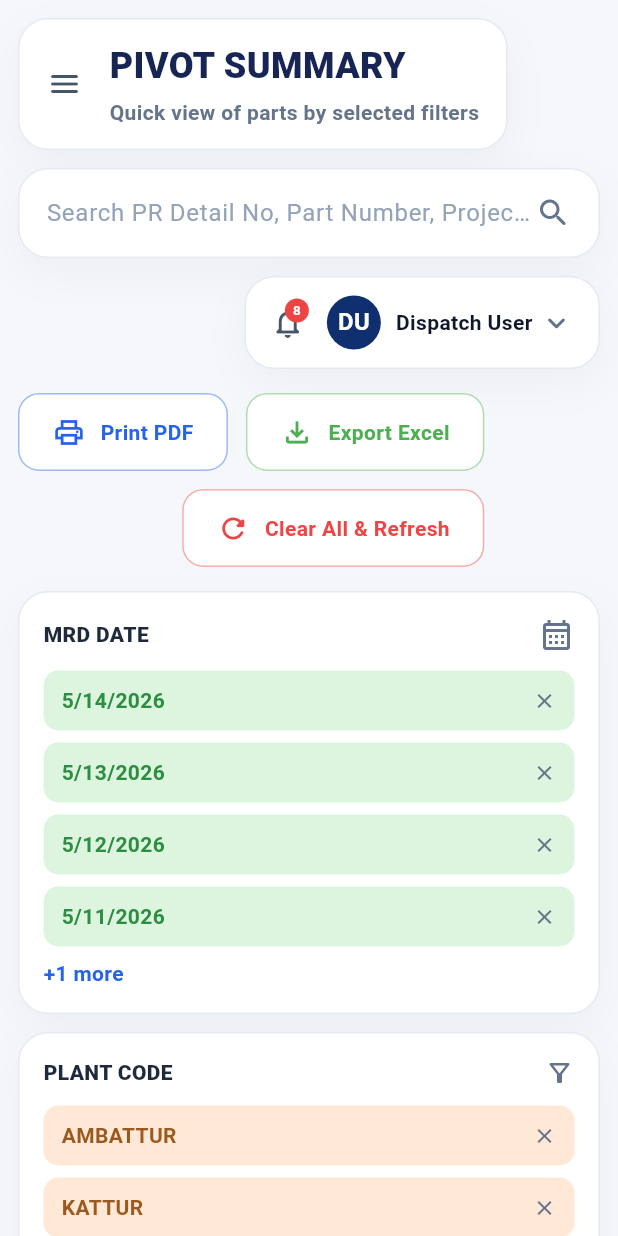
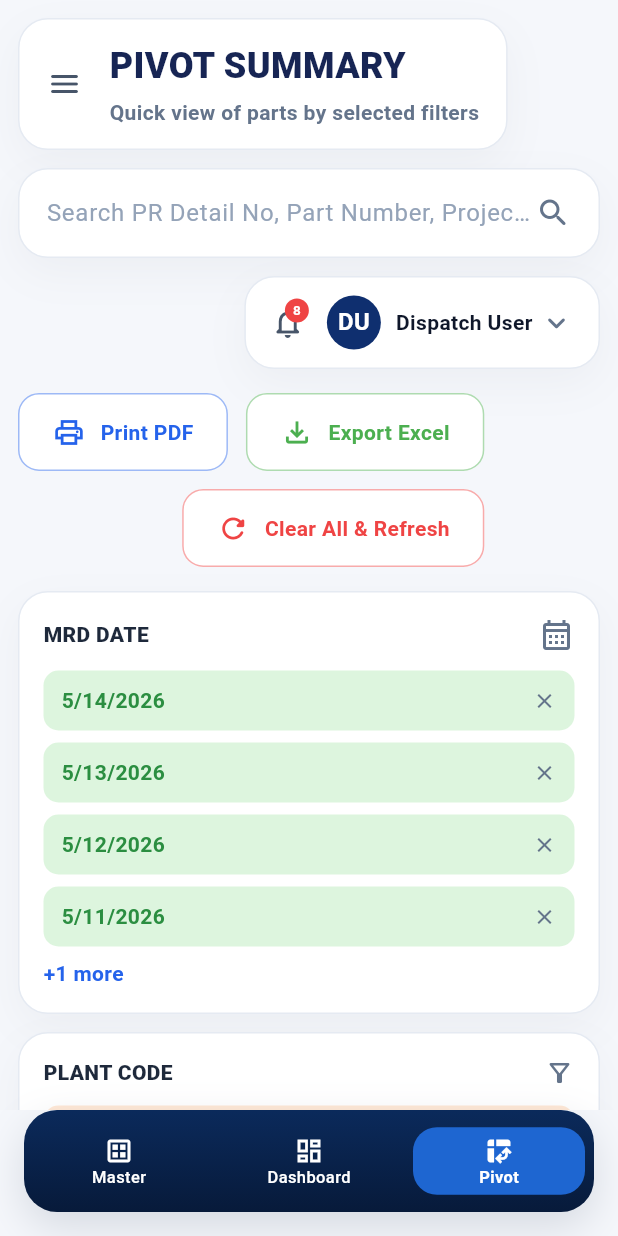
Before and after one commit to Naveen3012-ux/excelgenautomationdevo-public, a Flutter app: the PivotEngine screen opened directly, on a phone screen of 412 x 824 dp. Run offline on Flutter 3.47's test engine with Material 3 defaults, Android fonts, the phone set to English and light mode, and no system bars; our stand-ins replace supabase_flutter; accounts and stored records are empty.

Commit message:
Unify dispatcher flow navigation shell

```diff
--- a/lib/screens/common/master_data.dart
+++ b/lib/screens/common/master_data.dart
@@ -1,3 +1,6 @@
+import 'package:excelgenautomationdevo/screens/dashboard/dispatcher_dashboard.dart';
+import 'package:excelgenautomationdevo/screens/dispatcher_flow/dispatcher_shell.dart';
+import 'package:excelgenautomationdevo/screens/dispatcher_flow/pivot_engine.dart';
 import 'package:flutter/material.dart';
 
 class MasterData extends StatefulWidget {
@@ -203,20 +206,15 @@ class _MasterDataState extends State<MasterData> {
 
   @override
   Widget build(BuildContext context) {
-    return Scaffold(
-      backgroundColor: const Color(0xFFF4F7FB),
-      body: SafeArea(
-        child: LayoutBuilder(
+    return DispatcherScaffold(
+      currentItem: DispatcherNavItem.master,
+      onItemSelected: (item) => _handleNavigation(context, item),
+      body: LayoutBuilder(
         builder: (context, constraints) {
           final isWide = constraints.maxWidth >= 1280;
           final isMedium = constraints.maxWidth >= 900;
 
-            return Row(
-              crossAxisAlignment: CrossAxisAlignment.start,
-              children: [
-                if (isWide) const _MasterSidebar(),
-                Expanded(
-                  child: SingleChildScrollView(
+          return SingleChildScrollView(
             padding: EdgeInsets.all(isWide ? 18 : 12),
             child: Center(
               child: ConstrainedBox(
@@ -251,17 +249,26 @@ class _MasterDataState extends State<MasterData> {
                 ),
               ),
             ),
-                  ),
-                ),
-              ],
           );
         },
       ),
-      ),
     );
+  }
+
+  void _handleNavigation(BuildContext context, DispatcherNavItem item) {
+    if (item == DispatcherNavItem.master) return;
+
+    final page = switch (item) {
+      DispatcherNavItem.master => const MasterData(),
+      DispatcherNavItem.dashboard => const DispatcherDashboard(),
+      DispatcherNavItem.pivot => const PivotEngine(),
+    };
+
+    navigateWithDispatcherTransition(context, page);
   }
 }
 
+// ignore: unused_element
 class _MasterSidebar extends StatelessWidget {
   const _MasterSidebar();
 
--- a/lib/screens/dispatcher_flow/dispatch_update.dart
+++ b/lib/screens/dispatcher_flow/dispatch_update.dart
@@ -1,16 +1,33 @@
 // Generated by UI Builder
 // ui_builder:editable=true
+import 'package:excelgenautomationdevo/screens/common/master_data.dart';
+import 'package:excelgenautomationdevo/screens/dashboard/dispatcher_dashboard.dart';
 import 'package:flutter/material.dart';
+
+import 'dispatcher_shell.dart';
+import 'pivot_engine.dart';
 
 class DispatchUpdate extends StatelessWidget {
   const DispatchUpdate({super.key});
 
   @override
   Widget build(BuildContext context) {
-    return const Scaffold(
-      body: Center(
+    return DispatcherScaffold(
+      currentItem: DispatcherNavItem.dashboard,
+      onItemSelected: (item) => _handleNavigation(context, item),
+      body: const Center(
         child: Text('dispatch_update.dart'),
       ),
     );
   }
+
+  void _handleNavigation(BuildContext context, DispatcherNavItem item) {
+    final page = switch (item) {
+      DispatcherNavItem.master => const MasterData(),
+      DispatcherNavItem.dashboard => const DispatcherDashboard(),
+      DispatcherNavItem.pivot => const PivotEngine(),
+    };
+
+    navigateWithDispatcherTransition(context, page);
+  }
 }
--- /dev/null
+++ b/lib/screens/dispatcher_flow/dispatcher_shell.dart
@@ -0,0 +1,182 @@
+import 'package:flutter/material.dart';
+
+enum DispatcherNavItem { master, dashboard, pivot }
+
+void navigateWithDispatcherTransition(
+  BuildContext context,
+  Widget page,
+) {
+  Navigator.of(context).pushReplacement(
+    PageRouteBuilder<void>(
+      pageBuilder: (context, animation, secondaryAnimation) => page,
+      transitionDuration: const Duration(milliseconds: 180),
+      reverseTransitionDuration: const Duration(milliseconds: 160),
+      transitionsBuilder: (context, animation, secondaryAnimation, child) {
+        final curvedAnimation = CurvedAnimation(
+          parent: animation,
+          curve: Curves.easeOut,
+          reverseCurve: Curves.easeIn,
+        );
+
+        return FadeTransition(
+          opacity: Tween<double>(begin: 0.96, end: 1).animate(curvedAnimation),
+          child: child,
+        );
+      },
+    ),
+  );
+}
+
+class DispatcherScaffold extends StatelessWidget {
+  const DispatcherScaffold({
+    super.key,
+    required this.body,
+    required this.currentItem,
+    required this.onItemSelected,
+    this.backgroundColor = const Color(0xFFF4F7FB),
+  });
+
+  final Widget body;
+  final DispatcherNavItem currentItem;
+  final ValueChanged<DispatcherNavItem> onItemSelected;
+  final Color backgroundColor;
+
+  @override
+  Widget build(BuildContext context) {
+    return Scaffold(
+      backgroundColor: backgroundColor,
+      body: SafeArea(child: body),
+      bottomNavigationBar: DispatcherBottomNavigation(
+        currentItem: currentItem,
+        onItemSelected: onItemSelected,
+      ),
+    );
+  }
+}
+
+class DispatcherBottomNavigation extends StatelessWidget {
+  const DispatcherBottomNavigation({
+    super.key,
+    required this.currentItem,
+    required this.onItemSelected,
+  });
+
+  final DispatcherNavItem currentItem;
+  final ValueChanged<DispatcherNavItem> onItemSelected;
+
+  @override
+  Widget build(BuildContext context) {
+    final screenWidth = MediaQuery.sizeOf(context).width;
+    final navWidth = screenWidth > 720 ? 420.0 : screenWidth - 32;
+    final bottomInset = MediaQuery.paddingOf(context).bottom;
+
+    return SizedBox(
+      height: 84 + bottomInset,
+      child: Padding(
+        padding: EdgeInsets.fromLTRB(16, 0, 16, 16 + bottomInset),
+        child: Align(
+          alignment: Alignment.bottomCenter,
+          child: SizedBox(
+            width: navWidth,
+            height: 68,
+            child: DecoratedBox(
+              decoration: BoxDecoration(
+                gradient: const LinearGradient(
+                  begin: Alignment.topCenter,
+                  end: Alignment.bottomCenter,
+                  colors: [Color(0xFF0B2A5B), Color(0xFF071A3A)],
+                ),
+                borderRadius: BorderRadius.circular(22),
+                boxShadow: const [
+                  BoxShadow(
+                    color: Color(0x22071A3A),
+                    blurRadius: 24,
+                    offset: Offset(0, 10),
+                  ),
+                ],
+              ),
+              child: Row(
+                children: [
+                  Expanded(
+                    child: _DispatcherNavButton(
+                      icon: Icons.dataset_outlined,
+                      label: 'Master',
+                      selected: currentItem == DispatcherNavItem.master,
+                      onTap: () => onItemSelected(DispatcherNavItem.master),
+                    ),
+                  ),
+                  Expanded(
+                    child: _DispatcherNavButton(
+                      icon: Icons.dashboard_outlined,
+                      label: 'Dashboard',
+                      selected: currentItem == DispatcherNavItem.dashboard,
+                      onTap: () => onItemSelected(DispatcherNavItem.dashboard),
+                    ),
+                  ),
+                  Expanded(
+                    child: _DispatcherNavButton(
+                      icon: Icons.pivot_table_chart_outlined,
+                      label: 'Pivot',
+                      selected: currentItem == DispatcherNavItem.pivot,
+                      onTap: () => onItemSelected(DispatcherNavItem.pivot),
+                    ),
+                  ),
+                ],
+              ),
+            ),
+          ),
+        ),
+      ),
+    );
+  }
+}
+
+class _DispatcherNavButton extends StatelessWidget {
+  const _DispatcherNavButton({
+    required this.icon,
+    required this.label,
+    required this.selected,
+    required this.onTap,
+  });
+
+  final IconData icon;
+  final String label;
+  final bool selected;
+  final VoidCallback onTap;
+
+  @override
+  Widget build(BuildContext context) {
+    return InkWell(
+      borderRadius: BorderRadius.circular(18),
+      onTap: onTap,
+      child: AnimatedContainer(
+        duration: const Duration(milliseconds: 180),
+        margin: const EdgeInsets.symmetric(horizontal: 6, vertical: 8),
+        padding: const EdgeInsets.symmetric(horizontal: 10, vertical: 6),
+        decoration: BoxDecoration(
+          color: selected ? const Color(0xFF1E66D1) : Colors.transparent,
+          borderRadius: BorderRadius.circular(16),
+        ),
+        child: Column(
+          mainAxisAlignment: MainAxisAlignment.center,
+          mainAxisSize: MainAxisSize.min,
+          children: [
+            Icon(icon, color: Colors.white, size: 20),
+            const SizedBox(height: 2),
+            Text(
+              label,
+              maxLines: 1,
+              overflow: TextOverflow.ellipsis,
+              style: TextStyle(
+                color: Colors.white,
+                fontSize: 11,
+                height: 1,
+                fontWeight: selected ? FontWeight.w700 : FontWeight.w500,
+              ),
+            ),
+          ],
+        ),
+      ),
+    );
+  }
+}
--- a/lib/screens/dispatcher_flow/pivot_engine.dart
+++ b/lib/screens/dispatcher_flow/pivot_engine.dart
@@ -2,7 +2,11 @@
 // ui_builder:editable=true
 import 'dart:math' as math;
 
+import 'package:excelgenautomationdevo/screens/common/master_data.dart';
+import 'package:excelgenautomationdevo/screens/dashboard/dispatcher_dashboard.dart';
 import 'package:flutter/material.dart';
+
+import 'dispatcher_shell.dart';
 
 class PivotEngine extends StatelessWidget {
   const PivotEngine({super.key});
@@ -88,15 +92,15 @@ class PivotEngine extends StatelessWidget {
 
   @override
   Widget build(BuildContext context) {
-    return Scaffold(
+    return DispatcherScaffold(
+      currentItem: DispatcherNavItem.pivot,
       backgroundColor: const Color(0xFFF5F7FB),
-      body: SafeArea(
-        child: LayoutBuilder(
+      onItemSelected: (item) => _handleNavigation(context, item),
+      body: LayoutBuilder(
         builder: (context, constraints) {
           final isDesktop = constraints.maxWidth >= 1320;
-            final showSidebar = constraints.maxWidth >= 1180;
-
-            final page = SingleChildScrollView(
+
+          return SingleChildScrollView(
             padding: EdgeInsets.all(isDesktop ? 18 : 12),
             child: Column(
               crossAxisAlignment: CrossAxisAlignment.start,
@@ -111,25 +115,25 @@ class PivotEngine extends StatelessWidget {
               ],
             ),
           );
-
-            if (!showSidebar) {
-              return page;
-            }
-
-            return Row(
-              crossAxisAlignment: CrossAxisAlignment.start,
-              children: [
-                const _PivotSidebar(),
-                Expanded(child: page),
-              ],
-            );
         },
       ),
-      ),
-    );
-  }
-}
-
+    );
+  }
+
+  void _handleNavigation(BuildContext context, DispatcherNavItem item) {
+    if (item == DispatcherNavItem.pivot) return;
+
+    final page = switch (item) {
+      DispatcherNavItem.master => const MasterData(),
+      DispatcherNavItem.dashboard => const DispatcherDashboard(),
+      DispatcherNavItem.pivot => const PivotEngine(),
+    };
+
+    navigateWithDispatcherTransition(context, page);
+  }
+}
+
+// ignore: unused_element
 class _PivotSidebar extends StatelessWidget {
   const _PivotSidebar();
 
--- a/lib/screens/dispatcher_flow/plant_update.dart
+++ b/lib/screens/dispatcher_flow/plant_update.dart
@@ -1,16 +1,33 @@
 // Generated by UI Builder
 // ui_builder:editable=true
+import 'package:excelgenautomationdevo/screens/common/master_data.dart';
+import 'package:excelgenautomationdevo/screens/dashboard/dispatcher_dashboard.dart';
 import 'package:flutter/material.dart';
+
+import 'dispatcher_shell.dart';
+import 'pivot_engine.dart';
 
 class PlantUpdate extends StatelessWidget {
   const PlantUpdate({super.key});
 
   @override
   Widget build(BuildContext context) {
-    return const Scaffold(
-      body: Center(
+    return DispatcherScaffold(
+      currentItem: DispatcherNavItem.dashboard,
+      onItemSelected: (item) => _handleNavigation(context, item),
+      body: const Center(
         child: Text('plant_update.dart'),
       ),
     );
   }
+
+  void _handleNavigation(BuildContext context, DispatcherNavItem item) {
+    final page = switch (item) {
+      DispatcherNavItem.master => const MasterData(),
+      DispatcherNavItem.dashboard => const DispatcherDashboard(),
+      DispatcherNavItem.pivot => const PivotEngine(),
+    };
+
+    navigateWithDispatcherTransition(context, page);
+  }
 }
```
Also changed, not shown: lib/screens/dashboard/dispatcher_dashboard.dart (+23 -22 lines), lib/screens/dispatcher_flow/schedule_sheet.dart (+32 -26 lines), lib/screens/dispatcher_flow/schedule_upload.dart (+48 -60 lines), 4 other files. Lines whose indentation alone changed are shown as unchanged.
